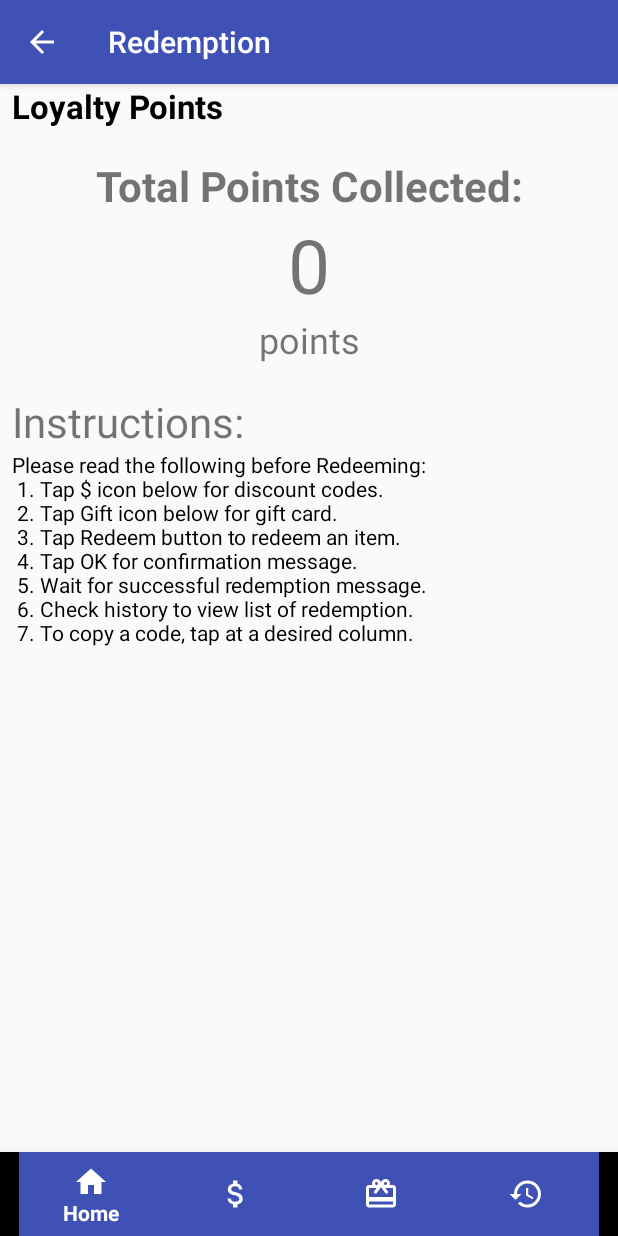
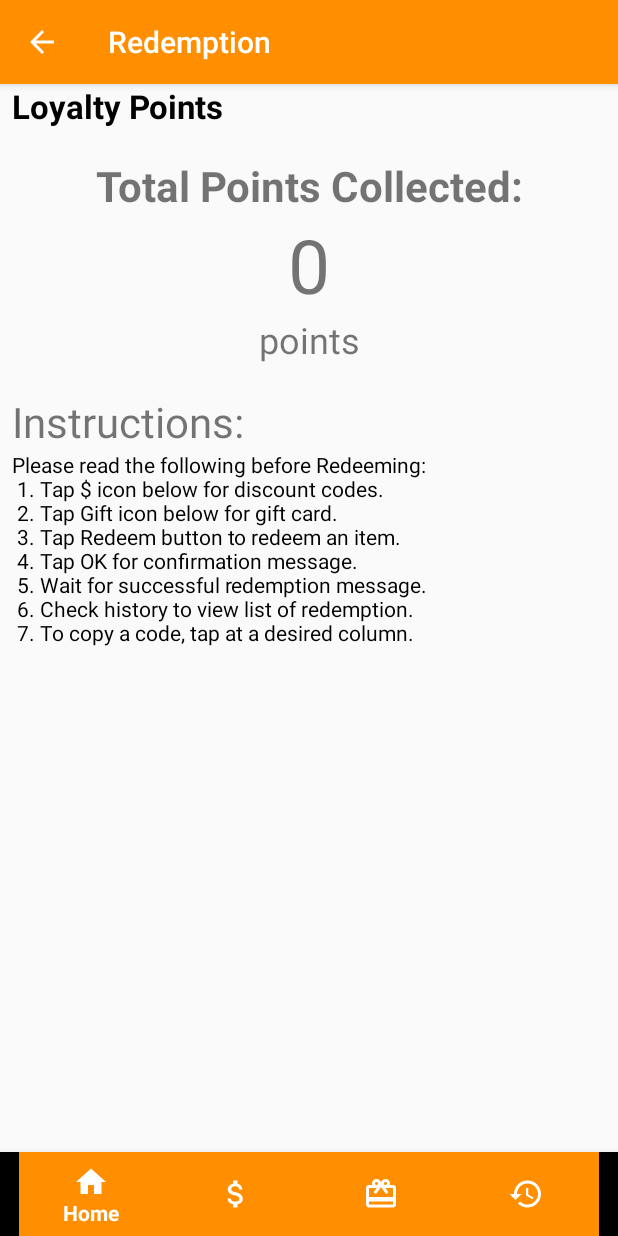
Before and after one commit to Lai0723/SmartcanteenPOS, an Android app: the RedeemMainActivity screen opened directly, with no data from a screen before it, on a phone screen of 412 x 824 dp. Run offline under Robolectric (Android 15) with nearby library versions, the phone set to English and light mode, and no system bars; our stand-ins replace Volley; network calls fail.

Commit message:
-changed app primary & secondary colour

```diff
--- a/app/src/main/res/values/colors.xml
+++ b/app/src/main/res/values/colors.xml
@@ -1,7 +1,7 @@
 <?xml version="1.0" encoding="utf-8"?>
 <resources>
-    <color name="colorPrimary">#3F51B5</color>
-    <color name="colorPrimaryDark">#303F9F</color>
+    <color name="colorPrimary">#ff8f00</color>
+    <color name="colorPrimaryDark">#c56000</color>
     <color name="colorAccent">#FF4081</color>
     <color name="white">#ffffff</color>
     <color name="red">#ff0000</color>
```
Also changed, not shown: 621 other files.
